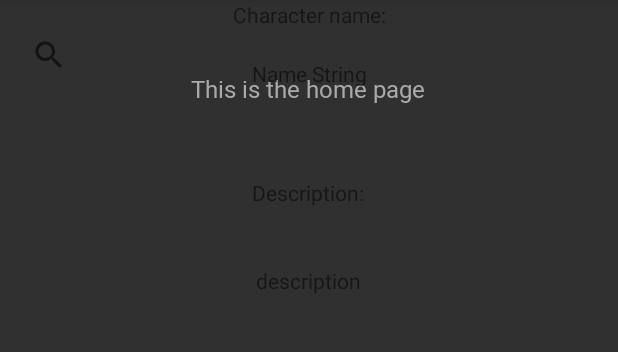
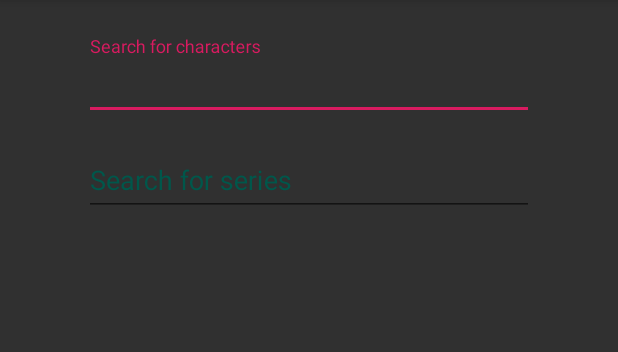
Before and after one commit to DarthSide15/Marvelissimo, an Android app: the screen it shows after launch (MainActivity), on a phone screen of 412 x 824 dp, the part 84-436 px from its top. Run offline under Robolectric (Android 15) with nearby library versions, the phone set to English and light mode, and no system bars.

Commit message:
search on home page in progress

```diff
--- a/app/src/main/java/com/darthside/marvelissimo/api/APICaller.kt
+++ b/app/src/main/java/com/darthside/marvelissimo/api/APICaller.kt
@@ -166,4 +166,56 @@ class APICaller {
             }
         })
     }
+
+    fun searchCharacter(callback: (List<CharacterDTO>) -> Unit, characterName : String) {
+
+        url = "https://gateway.marvel.com/v1/public/characters?nameStartsWith=$characterName&ts=$ts&apikey=$apiKey&hash=$hash"
+        Log.d(httpTag, "Attempting request")
+        val request = Request.Builder().url(url).build()
+
+        client.newCall(request).enqueue(object : okhttp3.Callback {
+            override fun onResponse(call: okhttp3.Call, response: okhttp3.Response) {
+                val response = response.body()?.string()
+                println("CharacterDataWrapper body: $response")
+
+                val gson = GsonBuilder().create()
+                val jsonData = gson.fromJson(response, CharacterDataWrapper::class.java)
+
+                if (jsonData.data.results.isNotEmpty()) {
+                    val characterList = jsonData.data.results
+                    callback(characterList)
+                }
+            }
+
+            override fun onFailure(call: okhttp3.Call, e: IOException) {
+                println("Failed to execute request")
+            }
+        })
+    }
+
+    fun searchSeries(callback: (List<SeriesDTO>) -> Unit, seriesTitle : String) {
+
+        url = "https://gateway.marvel.com/v1/public/characters?nameStartsWith=$seriesTitle&ts=$ts&apikey=$apiKey&hash=$hash"
+        Log.d(httpTag, "Attempting request")
+        val request = Request.Builder().url(url).build()
+
+        client.newCall(request).enqueue(object : okhttp3.Callback {
+            override fun onResponse(call: okhttp3.Call, response: okhttp3.Response) {
+                val response = response.body()?.string()
+                println("SeriesDataWrapper body: $response")
+
+                val gson = GsonBuilder().create()
+                val jsonData = gson.fromJson(response, SeriesDataWrapper::class.java)
+
+                if (jsonData.data.results.isNotEmpty()) {
+                    val seriesList = jsonData.data.results
+                    callback(seriesList)
+                }
+            }
+
+            override fun onFailure(call: okhttp3.Call, e: IOException) {
+                println("Failed to execute request")
+            }
+        })
+    }
 }
--- a/app/src/main/java/com/darthside/marvelissimo/fragments/HomeFragment.kt
+++ b/app/src/main/java/com/darthside/marvelissimo/fragments/HomeFragment.kt
@@ -15,11 +15,8 @@ import kotlinx.android.synthetic.main.activity_main.*
 
 private const val ARG_PARAM1 = "param1"
 private const val ARG_PARAM2 = "param2"
-private const val fragmentsTag =  "FRAGMENTS"
+private const val fragmentsTag =  "HOME FRAGMENT"
 private val apiCaller = APICaller()
-private val ts = "1"
-private val apiKey = "174943a97b8c08a00a80d1ed425d9ed1"
-private val hash = "8b36d2a14cd3a4cec60c30e9f70b8ab3"
 
 
 class HomeFragment : Fragment() {
@@ -28,8 +25,6 @@ class HomeFragment : Fragment() {
     private var param2: String? = null
     private var listener: OnFragmentInteractionListener? = null
 
-
-
     override fun onCreate(savedInstanceState: Bundle?) {
         super.onCreate(savedInstanceState)
         arguments?.let {
@@ -37,14 +32,8 @@ class HomeFragment : Fragment() {
             param2 = it.getString(ARG_PARAM2)
         }
 
-        Log.d(fragmentsTag, "HomeFragment loaded")
+        Log.d(fragmentsTag, "Fragment loaded")
 
-        // Example on how to target elements in frontend
-//        val namePlaceholder : TextView? = view?.findViewById(com.darthside.marvelissimo.R.id.name_placeholder)
-//        val descriptionPlaceholder : TextView? = view?.findViewById(com.darthside.marvelissimo.R.id.description_placeholder)
-
-
-        // TODO: At first the home fragment should just display a welcome text and some instructions for the user
         // TODO: When the user searches for a character or series, the welcome text should be replaced by the search result
 
         // Use this method call when user searches for a character, with the user input as an argument
@@ -52,6 +41,17 @@ class HomeFragment : Fragment() {
 
         // Use this method call when user searches for a series, with the user input as an argument
         getSeries("wolverine")
+    }
+
+    private fun searchForCharacter(name : String) {
+        apiCaller.searchCharacter({
+            for (c in it) {
+                var image = c.thumbnail
+                var name = c.name
+
+
+            }
+        }, name)
     }
 
     private fun getCharacter(name : String) {
@@ -101,20 +101,10 @@ class HomeFragment : Fragment() {
     }
 
     interface OnFragmentInteractionListener {
-        // TODO: Update argument type and name
         fun onFragmentInteraction(uri: Uri)
     }
 
     companion object {
-        /**
-         * Use this factory method to create a new instance of
-         * this fragment using the provided parameters.
-         *
-         * @param param1 Parameter 1.
-         * @param param2 Parameter 2.
-         * @return A new instance of fragment HomeFragment.
-         */
-        // TODO: Rename and change types and number of parameters
         @JvmStatic
         fun newInstance(param1: String, param2: String) =
             HomeFragment().apply {
--- a/app/src/main/java/com/darthside/marvelissimo/main_files/SeriesDetailsActivity.kt
+++ b/app/src/main/java/com/darthside/marvelissimo/main_files/SeriesDetailsActivity.kt
@@ -20,7 +20,7 @@ class SeriesDetailsActivity : AppCompatActivity() {
 
         var imagePh : ImageView? = findViewById(R.id.image_ph)
         var titlePh : TextView? = findViewById(R.id.title_ph)
-        var descriptionPh : TextView? = findViewById(R.id.description_placeholder)
+        var descriptionPh : TextView? = findViewById(R.id.description)
         var startYearPh : TextView? = findViewById(R.id.start_year_ph)
         var endYearPh : TextView? = findViewById(R.id.end_year_ph)
         var characterListLayout : LinearLayout = findViewById(R.id.character_list_layout)
--- a/app/src/main/res/layout/fragment_home.xml
+++ b/app/src/main/res/layout/fragment_home.xml
@@ -8,63 +8,65 @@
 
     <android.support.constraint.ConstraintLayout
             android:layout_width="match_parent"
-            android:layout_height="match_parent">
+            android:layout_height="match_parent"
+            android:background="@color/colorBackground">
 
-        <TextView
-                android:text="@string/home_description"
-                android:layout_width="wrap_content"
+        <android.support.design.widget.TextInputLayout
+                android:layout_width="300dp"
                 android:layout_height="wrap_content"
-                android:id="@+id/homeDescriptionTxt"
-                android:fontFamily="@font/heebo"
-                android:textSize="16sp"
-                android:textColor="@android:color/darker_gray"
-                android:layout_marginTop="48dp"
-                app:layout_constraintTop_toTopOf="parent" android:layout_marginEnd="8dp"
-                app:layout_constraintEnd_toEndOf="parent" android:layout_marginStart="8dp"
-                app:layout_constraintStart_toStartOf="parent" app:layout_constraintHorizontal_bias="0.497"/>
-        <TextView
-                android:text="Character name:"
-                android:layout_width="wrap_content"
+                app:layout_constraintStart_toStartOf="parent"
+                android:layout_marginStart="8dp"
+                app:layout_constraintEnd_toEndOf="parent"
+                android:layout_marginEnd="8dp"
+                android:id="@+id/textInputLayout"
+                android:layout_marginTop="24dp"
+                app:layout_constraintTop_toTopOf="parent"
+                android:textColorHint="@color/colorPrimaryDark">
+
+            <android.support.design.widget.TextInputEditText
+                    android:layout_width="match_parent"
+                    android:layout_height="wrap_content"
+                    android:hint="Search for characters"
+                    android:id="@+id/search_input_character"
+                    android:textColor="@color/colorText"
+                    android:inputType="text"/>
+        </android.support.design.widget.TextInputLayout>
+
+        <android.support.design.widget.TextInputLayout
+                android:layout_width="300dp"
                 android:layout_height="wrap_content"
-                android:id="@+id/textView2"
                 app:layout_constraintEnd_toEndOf="parent"
-                android:layout_marginEnd="8dp" app:layout_constraintStart_toStartOf="parent"
+                android:layout_marginEnd="8dp"
+                app:layout_constraintStart_toStartOf="parent"
                 android:layout_marginStart="8dp"
-                tools:layout_editor_absoluteY="203dp"/>
-        <TextView
-                android:layout_width="wrap_content"
-                android:layout_height="wrap_content"
-                android:id="@+id/name_placeholder"
+                android:layout_marginTop="8dp"
+                app:layout_constraintTop_toBottomOf="@+id/textInputLayout"
+                android:textColorHint="@color/colorPrimaryDark"
+                android:id="@+id/textInputLayout2">
+
+            <android.support.design.widget.TextInputEditText
+                    android:layout_width="match_parent"
+                    android:layout_height="wrap_content"
+                    android:hint="Search for series"
+                    android:textColor="@color/colorText"
+                    android:inputType="text"
+                    android:id="@+id/search_input_series"/>
+        </android.support.design.widget.TextInputLayout>
+
+        <LinearLayout
+                android:orientation="vertical"
+                android:layout_width="0dp"
+                android:layout_height="0dp"
+                android:id="@+id/result_list"
+                android:layout_marginTop="8dp"
+                app:layout_constraintTop_toBottomOf="@+id/textInputLayout2"
+                android:layout_marginBottom="8dp"
+                app:layout_constraintBottom_toBottomOf="parent"
+                app:layout_constraintStart_toStartOf="parent"
+                android:layout_marginStart="8dp"
                 app:layout_constraintEnd_toEndOf="parent"
-                android:layout_marginEnd="8dp" app:layout_constraintStart_toStartOf="parent"
-                android:layout_marginStart="8dp" android:layout_marginTop="20dp"
-                app:layout_constraintTop_toBottomOf="@+id/textView2" android:text="@string/name_string"/>
-        <TextView
-                android:text="Description:"
-                android:layout_width="wrap_content"
-                android:layout_height="wrap_content"
-                android:id="@+id/textView4"
-                app:layout_constraintEnd_toEndOf="parent"
-                android:layout_marginEnd="8dp" app:layout_constraintStart_toStartOf="parent"
-                android:layout_marginStart="8dp" android:layout_marginTop="60dp"
-                app:layout_constraintTop_toBottomOf="@+id/name_placeholder" app:layout_constraintHorizontal_bias="0.498"/>
-        <TextView
-                android:text="description"
-                android:layout_width="wrap_content"
-                android:layout_height="wrap_content"
-                android:id="@+id/description_placeholder"
-                app:layout_constraintEnd_toEndOf="parent"
-                android:layout_marginEnd="8dp" app:layout_constraintStart_toStartOf="parent"
-                android:layout_marginStart="8dp" android:layout_marginTop="8dp"
-                app:layout_constraintTop_toBottomOf="@+id/textView4" android:layout_marginBottom="8dp"
-                app:layout_constraintBottom_toBottomOf="parent" app:layout_constraintHorizontal_bias="0.498"
-                app:layout_constraintVertical_bias="0.053"/>
-        <SearchView
-                android:layout_width="395dp"
-                android:layout_height="56dp" android:layout_marginTop="8dp"
-                app:layout_constraintTop_toBottomOf="@+id/homeDescriptionTxt" android:layout_marginBottom="8dp"
-                app:layout_constraintBottom_toTopOf="@+id/textView2" app:layout_constraintStart_toStartOf="parent"
-                android:layout_marginStart="8dp" app:layout_constraintEnd_toEndOf="parent"
-                android:layout_marginEnd="8dp" android:id="@+id/search_view"/>
+                android:layout_marginEnd="8dp">
+        </LinearLayout>
+
     </android.support.constraint.ConstraintLayout>
 </FrameLayout>
--- a/app/src/main/res/layout/recycler_list_item.xml
+++ b/app/src/main/res/layout/recycler_list_item.xml
@@ -20,7 +20,8 @@
             android:textColor="@color/colorText"
             android:layout_centerVertical="true"
             android:layout_marginLeft="20dp"
-            android:textSize="17sp"/>
+            android:textSize="17sp"
+            android:maxWidth="245dp"/>
 
     <Button
             android:layout_width="40dp"
```
